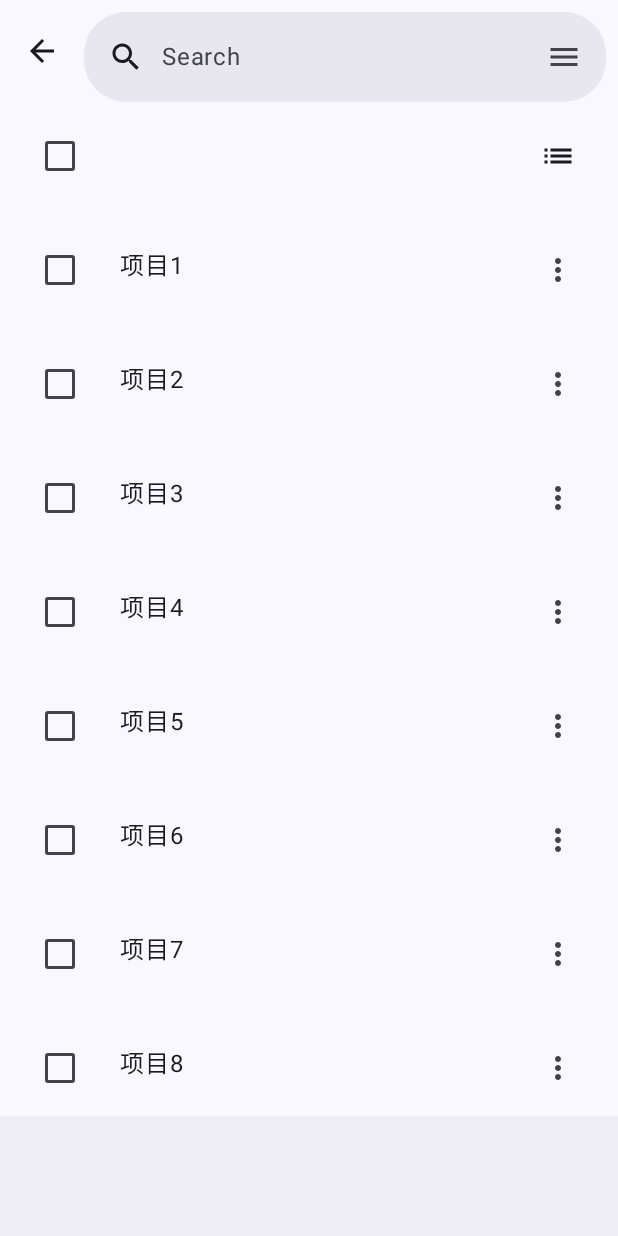
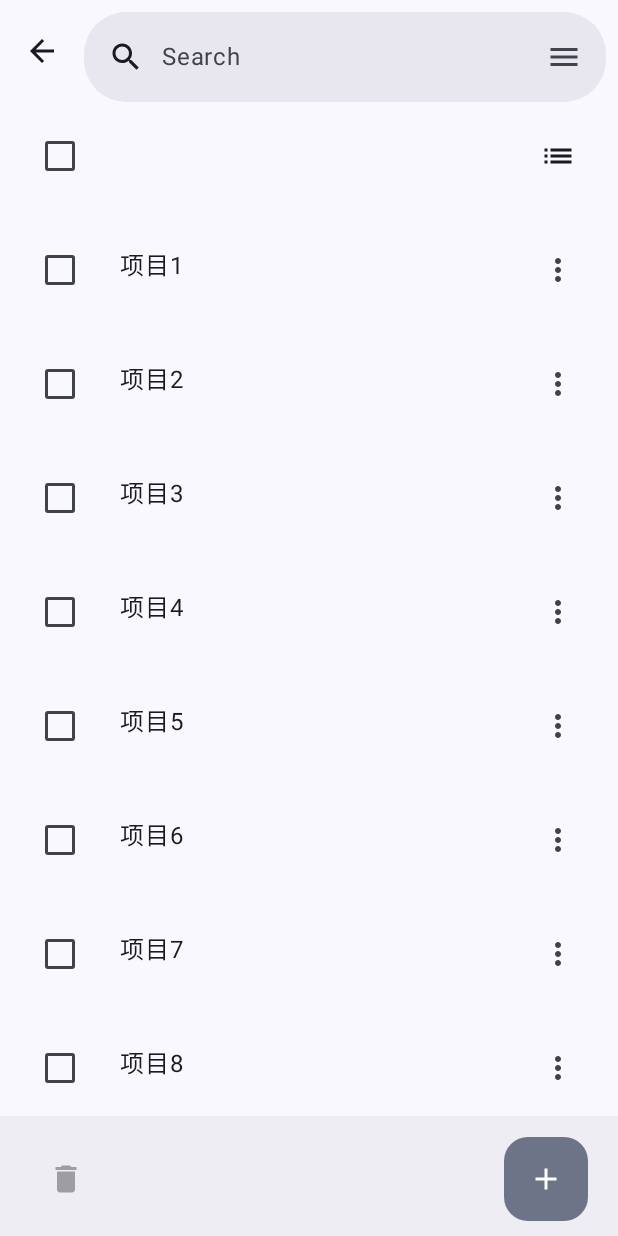
Before and after one commit to James-fbm/Scanner, an Android app built with Jetpack Compose: the screen it shows after launch (MainActivity), on a phone screen of 412 x 824 dp. Run offline under Robolectric (Android 15) with nearby library versions, the phone set to English and light mode, and no system bars; our stand-ins replace Dagger/Hilt's generated code.

Commit message:
project delete button reaction

```diff
--- a/app/src/main/java/com/example/scanner/ui/component/home/BottomButtonGroup.kt
+++ b/app/src/main/java/com/example/scanner/ui/component/home/BottomButtonGroup.kt
@@ -1,11 +1,50 @@
 package com.example.scanner.ui.component.home
 
+import androidx.compose.foundation.layout.Arrangement
+import androidx.compose.foundation.layout.Row
+import androidx.compose.foundation.layout.Spacer
+import androidx.compose.foundation.layout.fillMaxWidth
+import androidx.compose.foundation.layout.padding
+import androidx.compose.material.icons.Icons
+import androidx.compose.material.icons.filled.Add
+import androidx.compose.material.icons.filled.Delete
 import androidx.compose.material3.BottomAppBar
+import androidx.compose.material3.BottomAppBarDefaults
+import androidx.compose.material3.FloatingActionButton
+import androidx.compose.material3.FloatingActionButtonDefaults
+import androidx.compose.material3.Icon
+import androidx.compose.material3.IconButton
 import androidx.compose.runtime.Composable
+import androidx.compose.ui.Alignment
+import androidx.compose.ui.Modifier
+import androidx.compose.ui.unit.dp
 
 @Composable
-fun BottomButtonGroup() {
+fun BottomButtonGroup(
+    enableProjectListItemDelete: Boolean
+) {
     BottomAppBar {
+        Row ( modifier = Modifier
+            .fillMaxWidth()
+            .padding(horizontal = 16.dp),
+            verticalAlignment = Alignment.CenterVertically,
+            horizontalArrangement = Arrangement.Center
+        ) {
+            IconButton(
+                enabled = enableProjectListItemDelete,
+                onClick = { /* do something */ }
+            ) {
+                Icon(Icons.Filled.Delete, contentDescription = null)
+            }
+            Spacer(modifier = Modifier.weight(1f))
+            FloatingActionButton(
+                onClick = { /* do something */ },
+                containerColor = BottomAppBarDefaults.bottomAppBarFabColor,
+                elevation = FloatingActionButtonDefaults.bottomAppBarFabElevation()
+            ) {
+                Icon(Icons.Filled.Add, contentDescription = null)
+            }
+        }
 
     }
 }
--- a/app/src/main/java/com/example/scanner/ui/component/home/HomeMain.kt
+++ b/app/src/main/java/com/example/scanner/ui/component/home/HomeMain.kt
@@ -36,7 +36,16 @@ fun HomeMain(
     Scaffold(
         topBar = { TopNavigator()},
         bottomBar = {
-            BottomButtonGroup()
+            when(homeUiState) {
+                HomeUiState.Error -> {}
+                HomeUiState.Loading -> {}
+                is HomeUiState.Success -> {
+                    BottomButtonGroup(
+                        enableProjectListItemDelete =
+                        (homeUiState as HomeUiState.Success).enableProjectListItemDelete
+                    )
+                }
+            }
         }
     ) {innerPadding ->
         Column(
```
Also changed, not shown: app/src/main/java/com/example/scanner/ui/viewmodel/HomeViewModel.kt (+15 -2 lines).
